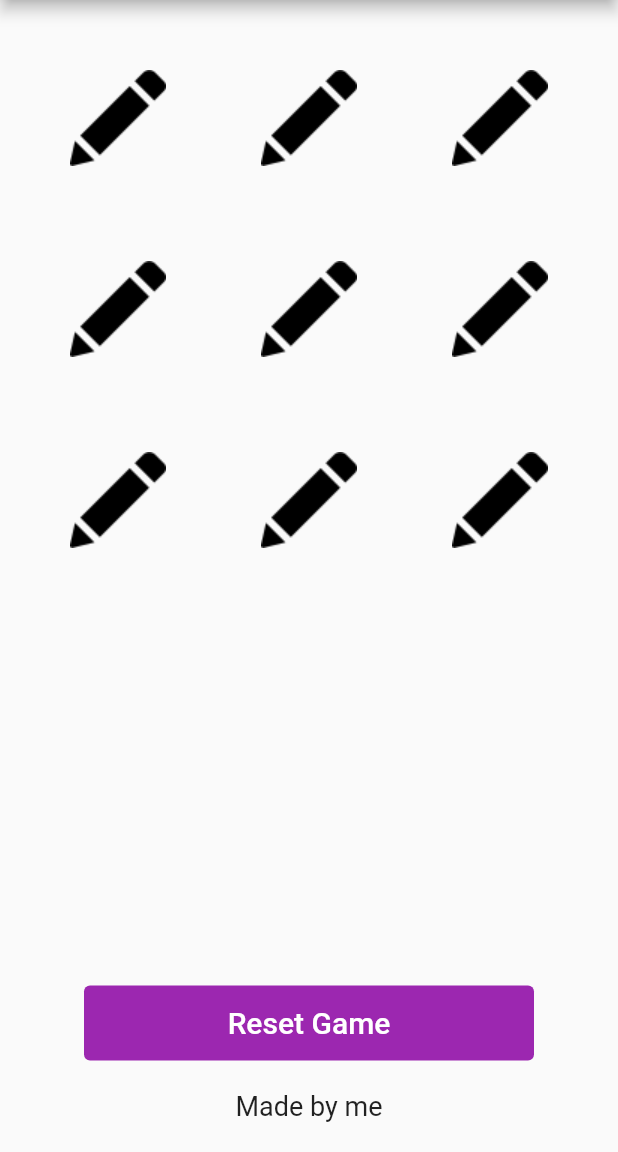
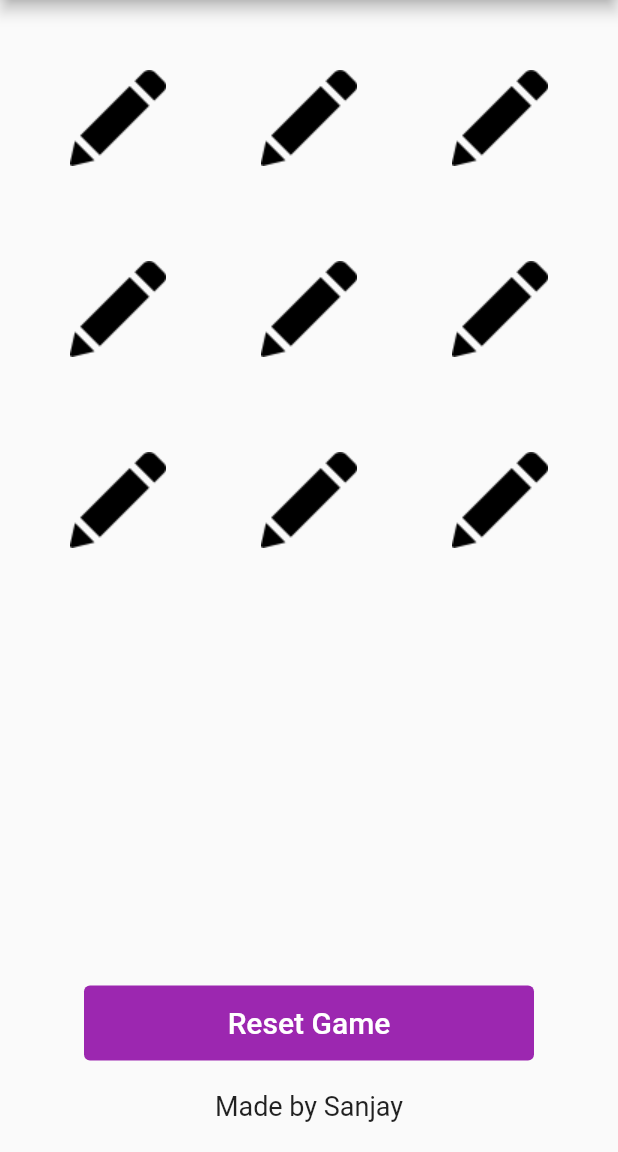
Before and after one commit to SANJAY072000/flutterExer, a Flutter app: the screen it shows after launch, on a phone screen of 412 x 824 dp, the part 84-1236 px from its top. Run offline on Flutter 3.47's test engine with Material 2 defaults, Android fonts, the phone set to English and light mode, and no system bars.

```diff
--- a/04/tictactoe/lib/HomePage.dart
+++ b/04/tictactoe/lib/HomePage.dart
@@ -169,7 +169,7 @@ class _HomePageState extends State<HomePage> {
           Container(
             padding: EdgeInsets.all(20),
             child: Text(
-              'Made by me',
+              'Made by Sanjay',
               style: TextStyle(fontSize: 18),
             ),
           )
```
